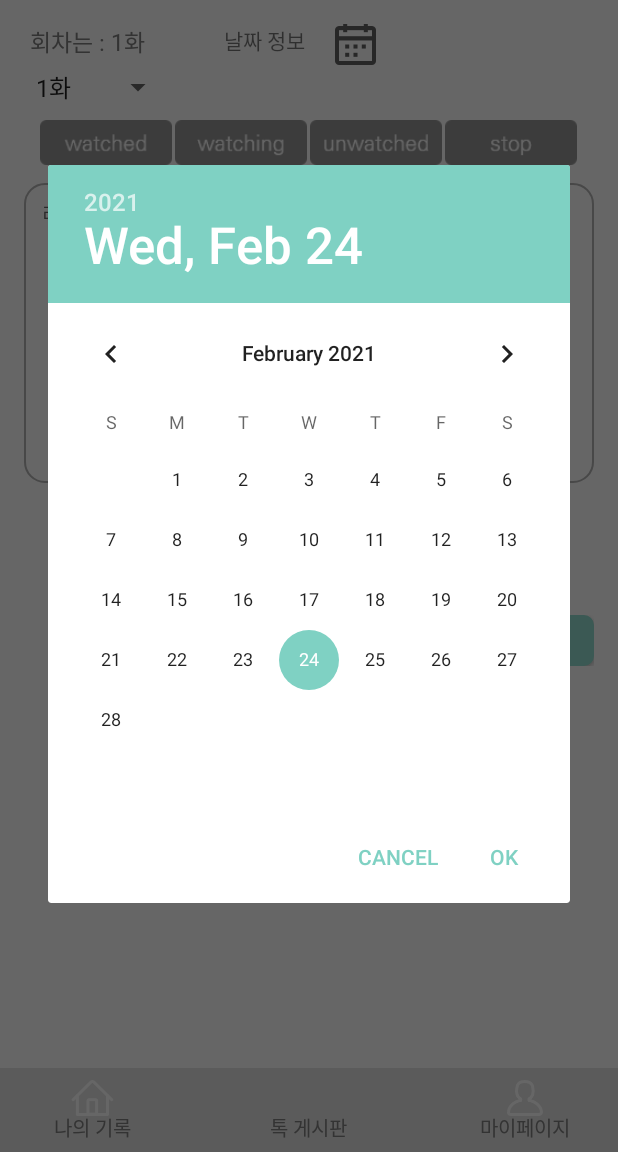
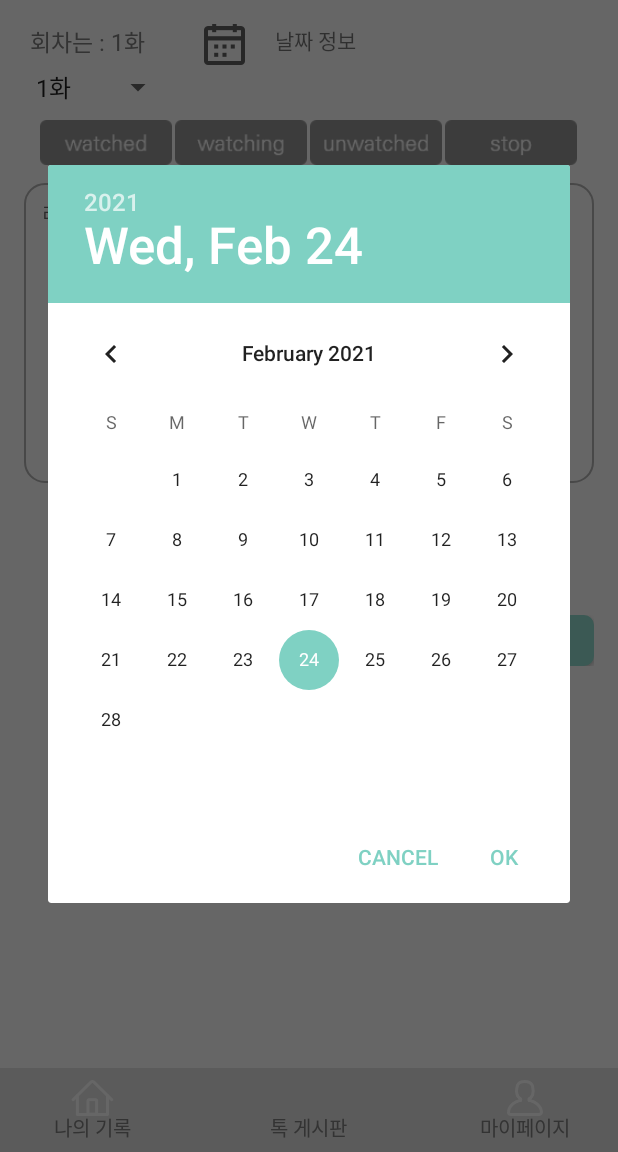
Before and after one commit to chickenugget0218/drama2020, an Android app: the WriteDramaActivity screen opened directly, with no data from a screen before it, after a tap on an icon or button, on a phone screen of 412 x 824 dp, the part 84-1236 px from its top. Run offline under Robolectric (Android 15) with nearby library versions, the phone set to English and light mode, and no system bars; 1 statement that could not run was skipped.

Commit message:
modify ImageView

```diff
--- a/Nadri2020/app/src/main/res/layout/activity_write_drama.xml
+++ b/Nadri2020/app/src/main/res/layout/activity_write_drama.xml
@@ -42,20 +42,6 @@
             android:layout_height="wrap_content"
             android:layout_centerInParent="true"
             android:src="@drawable/logo_top_main" />
-
-        <RelativeLayout
-            android:layout_width="wrap_content"
-            android:layout_height="wrap_content"
-            android:layout_marginTop="2dp">
-
-            <ImageView
-                android:layout_width="wrap_content"
-                android:layout_height="wrap_content"
-                android:layout_centerInParent="true"
-                android:src="@drawable/ic_bottom_chat" />
-
-        </RelativeLayout>
-
 
     </RelativeLayout>
 
@@ -204,21 +190,20 @@
                 -->
 
             <ImageView
+                android:layout_toRightOf="@id/write_act_drama_num_text"
                 android:id="@+id/date_button"
                 android:layout_width="wrap_content"
                 android:layout_height="wrap_content"
                 android:layout_alignParentTop="true"
                 android:paddingHorizontal="20dp"
-                android:layout_toRightOf="@+id/write_act_date_pickup_btn"
                 android:onClick="OnClickHandler"
                 android:src="@drawable/ic_calendar" />
 
             <TextView
+                android:layout_toRightOf="@+id/date_button"
                 android:id="@+id/write_act_date_pickup_btn"
                 android:layout_width="wrap_content"
                 android:layout_height="wrap_content"
-                android:layout_marginLeft="33dp"
-                android:layout_toRightOf="@id/write_act_drama_num_text"
                 android:text="날짜 정보" />
 
 
```
